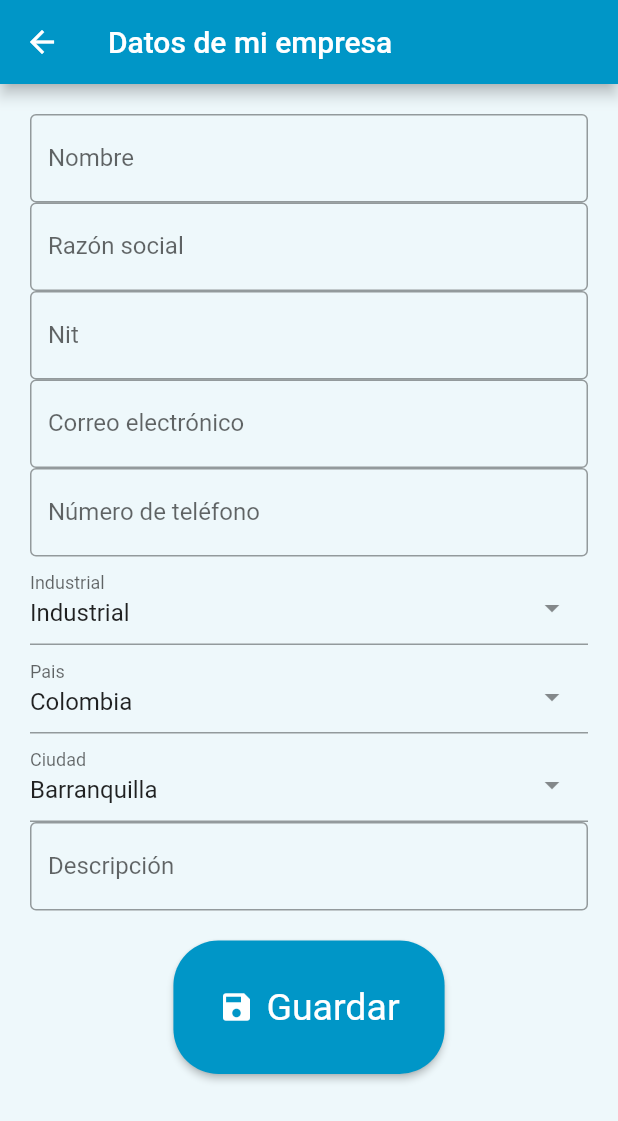
After one commit to dorelysm/app_trabajo_discapacidades, a Flutter app: the RegistroEmpPage screen opened by its route, on a phone screen of 412 x 824 dp. The commit adds this screen. Shown: the top 1121 px of the screen. Run offline on Flutter 3.47's test engine with Material 2 defaults, Android fonts, the phone set to English and light mode, and no system bars; drawn by our look-alikes of select_form_field; network calls fail; Roboto replaces fonts that are missing (Rosario).

Commit message:
registro empresa

```diff
--- a/lib/main.dart
+++ b/lib/main.dart
@@ -4,6 +4,7 @@ import 'package:trabajo_discapacidades/pages/home.dart';
 import 'package:trabajo_discapacidades/pages/login.dart';
 import 'package:trabajo_discapacidades/pages/registro.dart';
 import 'package:trabajo_discapacidades/pages/registro_nat.dart';
+import 'package:trabajo_discapacidades/pages/registro_emp.dart';
 import 'package:trabajo_discapacidades/pages/registro_opc.dart';
 import 'package:trabajo_discapacidades/pages/consultas_empleos.dart';
 import 'package:trabajo_discapacidades/pages/consultas_empresas.dart';
@@ -46,6 +47,7 @@ class MyApp extends StatelessWidget {
           "/registro": (BuildContext context) => const RegistroPage(),
           "/registro_opc": (BuildContext context) => const RegistroOpcPage(),
           "/registro_nat": (BuildContext context) => const RegistroNatPage(),
+          "/registro_emp": (BuildContext context) => const RegistroEmpPage(),
           "/login": (BuildContext context) => const LoginPage(),
           "/consultas": (BuildContext context) => const ConsultasPage(),
           "/consultas_empleos": (BuildContext context) => const ConsultasEmpleosPage(),
--- /dev/null
+++ b/lib/pages/registro_emp.dart
@@ -0,0 +1,148 @@
+import 'package:flutter/material.dart';
+import 'package:select_form_field/select_form_field.dart';
+
+class RegistroEmpPage extends StatefulWidget {
+  const RegistroEmpPage({Key? key}) : super(key: key);
+
+  @override
+  State<RegistroEmpPage> createState() => _RegistroEmpPageState();
+}
+
+class _RegistroEmpPageState extends State<RegistroEmpPage> {
+
+  GlobalKey<FormState> keyForm = GlobalKey();
+
+    TextEditingController nombreTextController = TextEditingController();
+    TextEditingController razonSocialTextController = TextEditingController();
+    TextEditingController nitTextController = TextEditingController();
+    TextEditingController emailTextController = TextEditingController();
+    TextEditingController celularTextController = TextEditingController();
+    TextEditingController descripcionTextController = TextEditingController();
+
+  // Valores de las listas desplegables
+  final List<Map<String, dynamic>> _sectores = [
+    {'value': 'industrial', 'label': 'Industrial'},
+    {'value': 'salud', 'label': 'Salud'},
+    {'value': 'alimentos', 'label': 'Alimentos'},
+    {'value': 'construccion', 'label': 'Construcción'},
+    {'value': 'tecnologia', 'label': 'Tecnología'},
+  ];
+  final List<Map<String, dynamic>> _paises = [
+    {'value': 'colombia', 'label': 'Colombia'},
+  ];
+  final List<Map<String, dynamic>> _ciudades = [
+    {'value': 'barranquilla', 'label': 'Barranquilla'},
+  ];
+
+  @override
+  Widget build(BuildContext context) {
+    return Scaffold(
+      appBar: AppBar(
+        title: const Text('Datos de mi empresa'),
+        backgroundColor: const Color(0xff0096C7),
+      ),
+      body: SingleChildScrollView(
+        child: Container(
+          margin: const EdgeInsets.all(20.0),
+          child: Form(
+            key: keyForm,
+            child: formularioRegistroEmp(),
+          ),
+        ),
+      ),
+    );
+  }
+
+  Widget formularioRegistroEmp() {
+    return Column(
+      children: <Widget>[
+        TextFormField(
+          controller: nombreTextController,
+          decoration: const InputDecoration(
+            labelText: 'Nombre',
+            border: OutlineInputBorder(),
+          ),
+          //validator: validarEntradaTexto,
+        ),
+        TextFormField(
+          controller: razonSocialTextController,
+          decoration: const InputDecoration(
+            labelText: 'Razón social',
+            border: OutlineInputBorder(),
+          ),
+          //validator: validarEntradaTexto,
+        ),
+        TextFormField(
+          controller: nitTextController,
+          decoration: const InputDecoration(
+            labelText: 'Nit',
+            border: OutlineInputBorder(),
+          ),
+          //validator: validarEntradaTexto,
+        ),
+        TextFormField(
+          controller: emailTextController,
+          decoration: const InputDecoration(
+            labelText: 'Correo electrónico',
+            border: OutlineInputBorder(),
+          ),
+          //validator: validarEntradaTexto,
+        ),
+        TextFormField(
+          controller: celularTextController,
+          decoration: const InputDecoration(
+            labelText: 'Número de teléfono',
+            border: OutlineInputBorder(),
+          ),
+          //validator: validarEntradaTexto,
+        ),
+        SelectFormField(
+          type: SelectFormFieldType.dropdown,
+              initialValue: 'industrial',
+              labelText: 'Industrial',
+              items: _sectores,
+              onChanged: (val) => print(val),
+              onSaved: (val) => print(val),
+        ),
+        SelectFormField(
+          type: SelectFormFieldType.dropdown,
+          initialValue: 'colombia',
+          labelText: 'Pais',
+          items: _paises,
+          onChanged: (val) => print(val),
+          onSaved: (val) => print(val),
+        ),
+        SelectFormField(
+          type: SelectFormFieldType.dropdown,
+          initialValue: 'barranquilla',
+          labelText: 'Ciudad',
+          items: _ciudades,
+          onChanged: (val) => print(val),
+          onSaved: (val) => print(val),
+        ),
+        TextFormField(
+          controller: descripcionTextController,
+          decoration: const InputDecoration(
+            labelText: 'Descripción',
+            border: OutlineInputBorder(),
+          ),
+          //validator: validarEntradaTexto,
+        ),
+        Padding(
+          padding: const EdgeInsets.symmetric(vertical: 20, horizontal: 50),
+          child: ElevatedButton.icon(
+            onPressed: () {
+              if (keyForm.currentState!.validate()) {
+                ScaffoldMessenger.of(context).showSnackBar(
+                  const SnackBar(content: Text('Processing Data')),
+                );
+              }
+            },
+            icon: const Icon(Icons.save),
+            label: const Text('Guardar')),
+        ),
+      ],
+    );
+  }
+
+}
--- a/lib/pages/registro_nat.dart
+++ b/lib/pages/registro_nat.dart
@@ -19,8 +19,7 @@ class _RegistroNatPageState extends State<RegistroNatPage> {
   TextEditingController celularTextController = TextEditingController();
   TextEditingController correoTextController = TextEditingController();
   TextEditingController contrasenaTextController = TextEditingController();
-  TextEditingController confirmarContrasenaTextController =
-      TextEditingController();
+  TextEditingController confirmarContrasenaTextController = TextEditingController();
 
 // Valores de las listas desplegables
   final List<Map<String, dynamic>> _tiposId = [
```
Also changed, not shown: lib/pages/nat_home.dart (added, +80 -0 lines).
